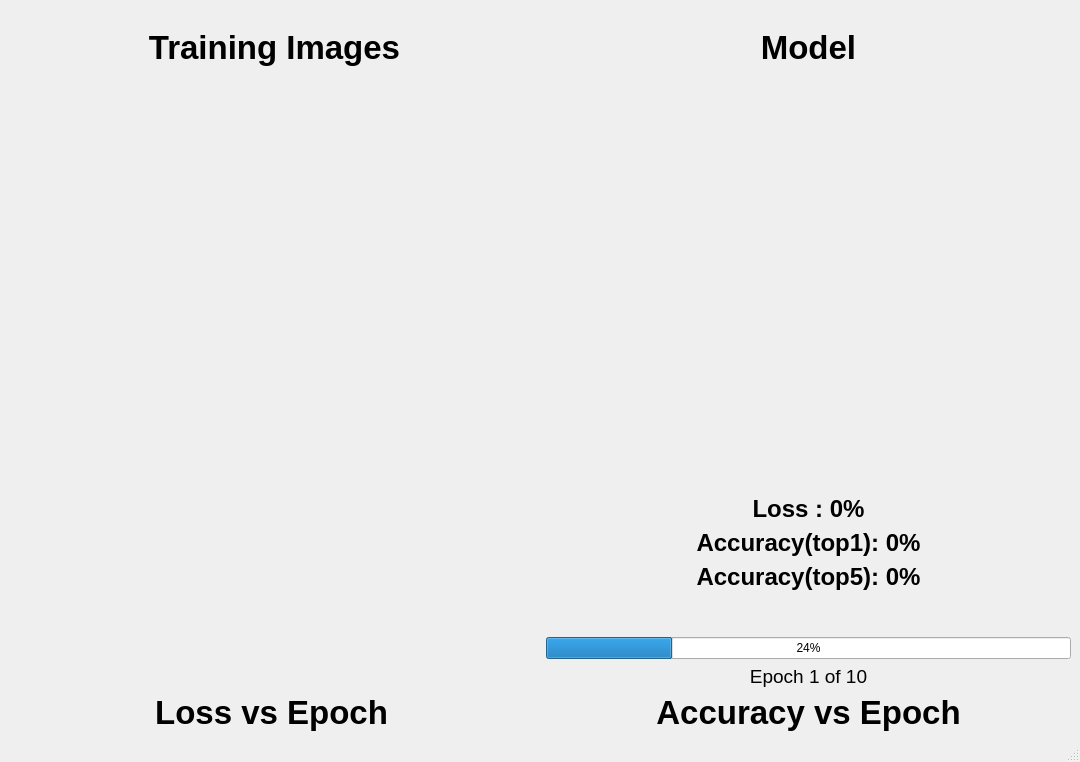
This is scripts/train_viewer.ui in kiritigowda/MIVisionX-Neural-Net-Workflow as Qt 5 draws it before an edit. The edited form follows.
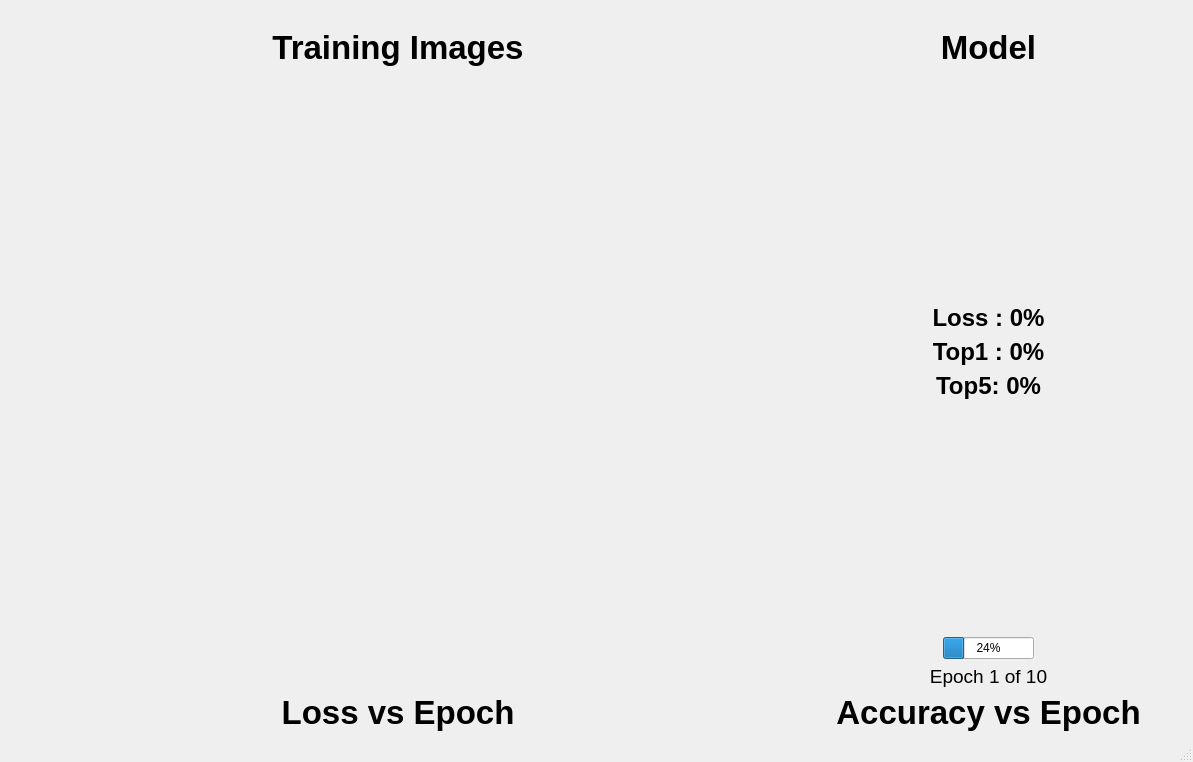
This is the edited form. Icons and pictures are not drawn.

Commit message:
GUI - Training & Inference (#4)
* adding results to csv file

* train_viewer update

* changing writes to file

* first entry as list too

* docker running

* csv file as results'

* script change

* training end to end working

* gui improvements

* docker fix

* code cleanup

Patch:
```diff
--- a/scripts/train_viewer.ui
+++ b/scripts/train_viewer.ui
@@ -96,7 +96,7 @@
     </item>
     <item>
      <layout class="QGridLayout" name="gridLayout">
-      <item row="1" column="2">
+      <item row="1" column="1">
        <layout class="QVBoxLayout" name="a_verticalLayout">
         <item>
          <widget class="QLabel" name="atitle_label">
@@ -158,7 +158,7 @@
         </item>
        </layout>
       </item>
-      <item row="0" column="0" colspan="2">
+      <item row="0" column="0">
        <layout class="QVBoxLayout" name="verticalLayout_4">
         <item>
          <widget class="QLabel" name="image_label">
@@ -190,24 +190,188 @@
          </widget>
         </item>
         <item>
-         <widget class="QLabel" name="image_frame">
-          <property name="sizePolicy">
-           <sizepolicy hsizetype="Preferred" vsizetype="Preferred">
-            <horstretch>0</horstretch>
-            <verstretch>0</verstretch>
-           </sizepolicy>
-          </property>
-          <property name="text">
-           <string/>
-          </property>
-          <property name="alignment">
-           <set>Qt::AlignCenter</set>
-          </property>
-         </widget>
+         <layout class="QGridLayout" name="image_layout">
+          <item row="0" column="0">
+           <widget class="QLabel" name="image_frame5">
+            <property name="sizePolicy">
+             <sizepolicy hsizetype="MinimumExpanding" vsizetype="MinimumExpanding">
+              <horstretch>0</horstretch>
+              <verstretch>0</verstretch>
+             </sizepolicy>
+            </property>
+            <property name="minimumSize">
+             <size>
+              <width>190</width>
+              <height>190</height>
+             </size>
+            </property>
+            <property name="text">
+             <string/>
+            </property>
+            <property name="alignment">
+             <set>Qt::AlignCenter</set>
+            </property>
+           </widget>
+          </item>
+          <item row="0" column="1">
+           <widget class="QLabel" name="image_frame2">
+            <property name="sizePolicy">
+             <sizepolicy hsizetype="MinimumExpanding" vsizetype="MinimumExpanding">
+              <horstretch>0</horstretch>
+              <verstretch>0</verstretch>
+             </sizepolicy>
+            </property>
+            <property name="minimumSize">
+             <size>
+              <width>190</width>
+              <height>190</height>
+             </size>
+            </property>
+            <property name="text">
+             <string/>
+            </property>
+            <property name="alignment">
+             <set>Qt::AlignCenter</set>
+            </property>
+           </widget>
+          </item>
+          <item row="0" column="2">
+           <widget class="QLabel" name="image_frame6">
+            <property name="sizePolicy">
+             <sizepolicy hsizetype="MinimumExpanding" vsizetype="MinimumExpanding">
+              <horstretch>0</horstretch>
+              <verstretch>0</verstretch>
+             </sizepolicy>
+            </property>
+            <property name="minimumSize">
+             <size>
+              <width>190</width>
+              <height>190</height>
+             </size>
+            </property>
+            <property name="text">
+             <string/>
+            </property>
+            <property name="alignment">
+             <set>Qt::AlignCenter</set>
+            </property>
+           </widget>
+          </item>
+          <item row="0" column="3">
+           <widget class="QLabel" name="image_frame">
+            <property name="sizePolicy">
+             <sizepolicy hsizetype="MinimumExpanding" vsizetype="MinimumExpanding">
+              <horstretch>0</horstretch>
+              <verstretch>0</verstretch>
+             </sizepolicy>
+            </property>
+            <property name="minimumSize">
+             <size>
+              <width>190</width>
+              <height>190</height>
+             </size>
+            </property>
+            <property name="text">
+             <string/>
+            </property>
+            <property name="alignment">
+             <set>Qt::AlignCenter</set>
+            </property>
+           </widget>
+          </item>
+          <item row="1" column="0" rowspan="2">
+           <widget class="QLabel" name="image_frame7">
+            <property name="sizePolicy">
+             <sizepolicy hsizetype="MinimumExpanding" vsizetype="MinimumExpanding">
+              <horstretch>0</horstretch>
+              <verstretch>0</verstretch>
+             </sizepolicy>
+            </property>
+            <property name="minimumSize">
+             <size>
+              <width>190</width>
+              <height>190</height>
+             </size>
+            </property>
+            <property name="text">
+             <string/>
+            </property>
+            <property name="alignment">
+             <set>Qt::AlignCenter</set>
+            </property>
+           </widget>
+          </item>
+          <item row="1" column="1" rowspan="2">
+           <widget class="QLabel" name="image_frame4">
+            <property name="sizePolicy">
+             <sizepolicy hsizetype="MinimumExpanding" vsizetype="MinimumExpanding">
+              <horstretch>0</horstretch>
+              <verstretch>0</verstretch>
+             </sizepolicy>
+            </property>
+            <property name="minimumSize">
+             <size>
+              <width>190</width>
+              <height>190</height>
+             </size>
+            </property>
+            <property name="text">
+             <string/>
+            </property>
+            <property name="alignment">
+             <set>Qt::AlignCenter</set>
+            </property>
+           </widget>
+          </item>
+          <item row="1" column="2" rowspan="2">
+           <widget class="QLabel" name="image_frame3">
+            <property name="sizePolicy">
+             <sizepolicy hsizetype="MinimumExpanding" vsizetype="MinimumExpanding">
+              <horstretch>0</horstretch>
+              <verstretch>0</verstretch>
+             </sizepolicy>
+            </property>
+            <property name="minimumSize">
+             <size>
+              <width>190</width>
+              <height>190</height>
+             </size>
+            </property>
+            <property name="text">
+             <string/>
+            </property>
+            <property name="alignment">
+             <set>Qt::AlignCenter</set>
+            </property>
+           </widget>
+          </item>
+          <item row="1" column="3" rowspan="2">
+           <widget class="QLabel" name="image_frame8">
+            <property name="sizePolicy">
+             <sizepolicy hsizetype="MinimumExpanding" vsizetype="MinimumExpanding">
+              <horstretch>0</horstretch>
+              <verstretch>0</verstretch>
+             </sizepolicy>
+            </property>
+            <property name="minimumSize">
+             <size>
+              <width>190</width>
+              <height>190</height>
+             </size>
+            </property>
+            <property name="text">
+             <string/>
+            </property>
+            <property name="alignment">
+             <set>Qt::AlignCenter</set>
+            </property>
+           </widget>
+          </item>
+         </layout>
         </item>
        </layout>
       </item>
-      <item row="0" column="2">
+      <item row="0" column="1">
        <layout class="QVBoxLayout" name="verticalLayout_3">
         <item>
          <widget class="QLabel" name="model_label">
@@ -238,7 +402,7 @@
            <enum>Qt::Vertical</enum>
           </property>
           <property name="sizeType">
-           <enum>QSizePolicy::Expanding</enum>
+           <enum>QSizePolicy::MinimumExpanding</enum>
           </property>
           <property name="sizeHint" stdset="0">
            <size>
@@ -254,7 +418,11 @@
            <font>
             <pointsize>18</pointsize>
             <weight>75</weight>
+            <italic>false</italic>
             <bold>true</bold>
+            <underline>false</underline>
+            <strikeout>false</strikeout>
+            <kerning>true</kerning>
            </font>
           </property>
           <property name="text">
@@ -275,7 +443,7 @@
            </font>
           </property>
           <property name="text">
-           <string>Accuracy(top1): 0%</string>
+           <string>Top1 : 0%</string>
           </property>
           <property name="alignment">
            <set>Qt::AlignCenter</set>
@@ -292,7 +460,7 @@
            </font>
           </property>
           <property name="text">
-           <string>Accuracy(top5): 0%</string>
+           <string>Top5: 0%</string>
           </property>
           <property name="alignment">
            <set>Qt::AlignCenter</set>
@@ -305,7 +473,7 @@
            <enum>Qt::Vertical</enum>
           </property>
           <property name="sizeType">
-           <enum>QSizePolicy::Minimum</enum>
+           <enum>QSizePolicy::MinimumExpanding</enum>
           </property>
           <property name="sizeHint" stdset="0">
            <size>
@@ -316,26 +484,56 @@
          </spacer>
         </item>
         <item>
-         <widget class="QProgressBar" name="model_progressBar">
-          <property name="sizePolicy">
-           <sizepolicy hsizetype="Expanding" vsizetype="Fixed">
-            <horstretch>0</horstretch>
-            <verstretch>0</verstretch>
-           </sizepolicy>
-          </property>
-          <property name="maximumSize">
-           <size>
-            <width>16777215</width>
-            <height>16777215</height>
-           </size>
-          </property>
-          <property name="value">
-           <number>24</number>
-          </property>
-          <property name="alignment">
-           <set>Qt::AlignCenter</set>
-          </property>
-         </widget>
+         <layout class="QHBoxLayout" name="horizontalLayout">
+          <item>
+           <spacer name="horizontalSpacer_2">
+            <property name="orientation">
+             <enum>Qt::Horizontal</enum>
+            </property>
+            <property name="sizeType">
+             <enum>QSizePolicy::Fixed</enum>
+            </property>
+            <property name="sizeHint" stdset="0">
+             <size>
+              <width>150</width>
+              <height>20</height>
+             </size>
+            </property>
+           </spacer>
+          </item>
+          <item>
+           <widget class="QProgressBar" name="model_progressBar">
+            <property name="sizePolicy">
+             <sizepolicy hsizetype="Preferred" vsizetype="Fixed">
+              <horstretch>0</horstretch>
+              <verstretch>0</verstretch>
+             </sizepolicy>
+            </property>
+            <property name="value">
+             <number>24</number>
+            </property>
+            <property name="alignment">
+             <set>Qt::AlignCenter</set>
+            </property>
+           </widget>
+          </item>
+          <item>
+           <spacer name="horizontalSpacer">
+            <property name="orientation">
+             <enum>Qt::Horizontal</enum>
+            </property>
+            <property name="sizeType">
+             <enum>QSizePolicy::Fixed</enum>
+            </property>
+            <property name="sizeHint" stdset="0">
+             <size>
+              <width>150</width>
+              <height>20</height>
+             </size>
+            </property>
+           </spacer>
+          </item>
+         </layout>
         </item>
         <item>
          <widget class="QLabel" name="mProg_label">
```
Left out of the diff: 2 changed lines with no effect on the pictures. The commit also changes 3 other files.
